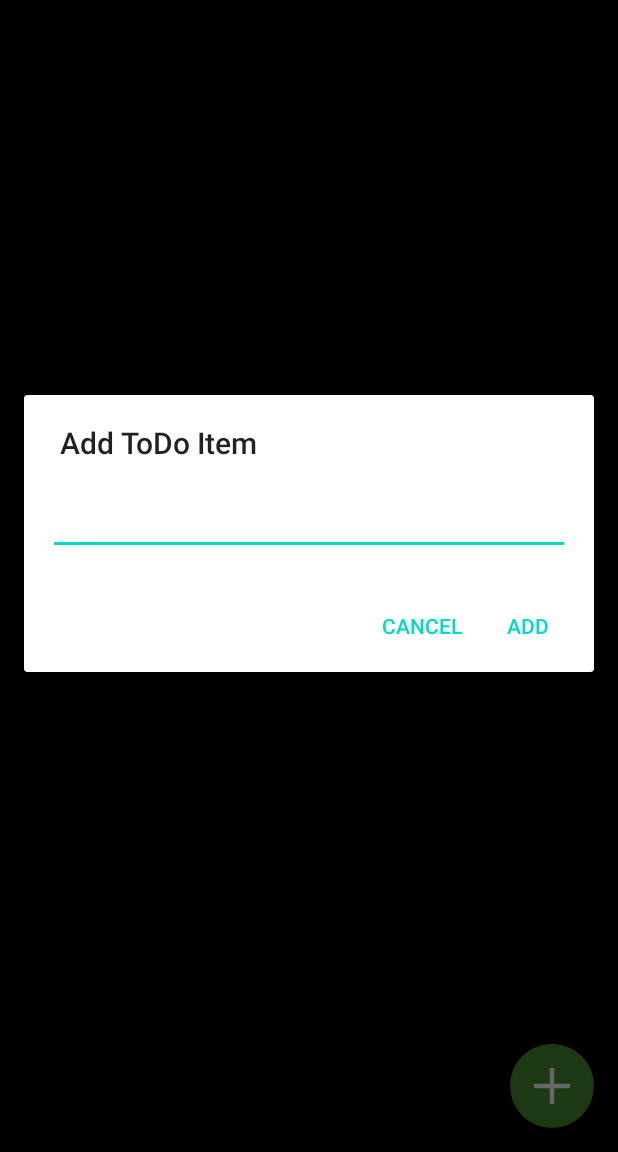
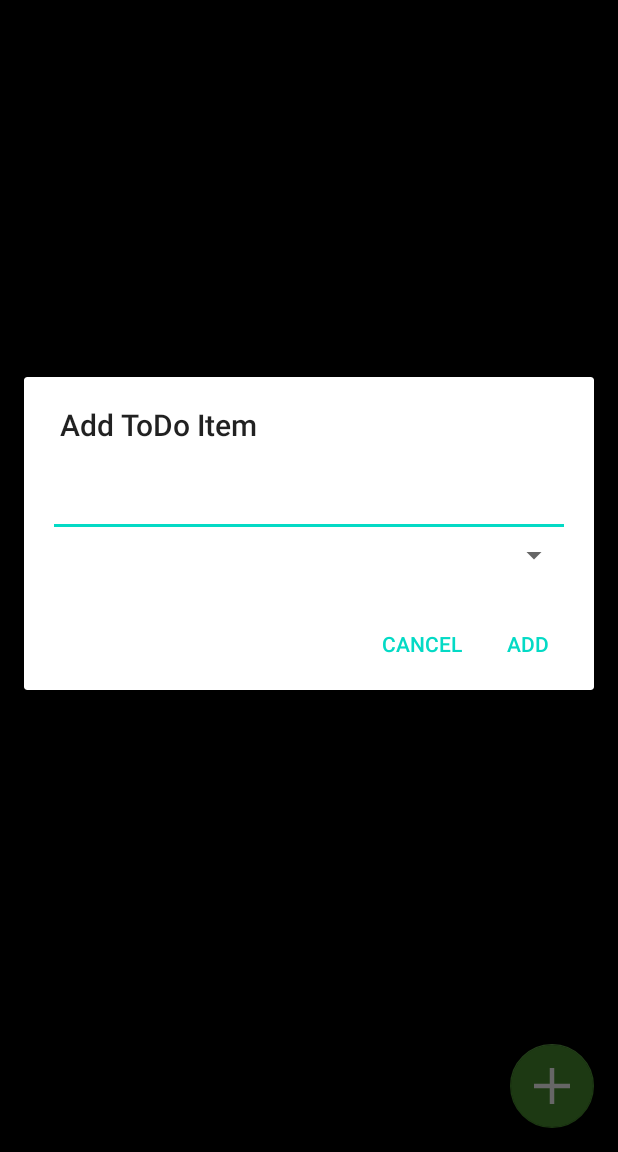
Before and after one commit to sfoust1/ShoppingList, an Android app: the ItemActivity screen opened directly, with no data from a screen before it, after a tap on an icon or button, on a phone screen of 412 x 824 dp, the part 84-1236 px from its top. Run offline under Robolectric (Android 15) with nearby library versions, the phone set to English and light mode, and no system bars.

Commit message:
Decoupled Adapters
-Decoupled adapters from the ItemActivity to follow a better design pattern.
-Started the beginnings of an Aisle situation.

```diff
--- a/app/src/main/java/com/projects/ShoppingList/MainActivity.kt
+++ b/app/src/main/java/com/projects/shoppingList/MainActivity.kt
@@ -1,4 +1,4 @@
-package com.projects.ShoppingList
+package com.projects.shoppingList
 
 import android.content.Intent
 import androidx.appcompat.app.AppCompatActivity
--- a/app/src/main/java/com/projects/ShoppingList/Model/Const.kt
+++ b/app/src/main/java/com/projects/shoppingList/Model/Const.kt
@@ -1,4 +1,4 @@
-package com.projects.ShoppingList
+package com.projects.shoppingList
 
 const val DB_NAME = "TodoList"
 const val DB_VERSION = 1
@@ -10,7 +10,7 @@ const val COL_NAME = "name"
 
 const val TABLE_TODO_ITEM = "ToDoItem"
 const val COL_TODO_ID = "todoId"
-const val COL_IS_COMPLETED = "isCompleted"
+const val COL_ITEM_AISLE = "aisle"
 const val COL_ITEM_NAME = "itemName"
 
 const val INTENT_TODO_ID = "ToDoID"
--- /dev/null
+++ b/app/src/main/java/com/projects/shoppingList/View/itemActivity.kt
@@ -0,0 +1,174 @@
+package com.projects.shoppingList
+
+import android.annotation.SuppressLint
+import android.content.DialogInterface
+import android.os.Bundle
+import android.view.*
+import android.widget.EditText
+import android.widget.ImageView
+import android.widget.Spinner
+import android.widget.TextView
+import androidx.appcompat.app.AlertDialog
+import androidx.appcompat.app.AppCompatActivity
+import androidx.recyclerview.widget.LinearLayoutManager
+import androidx.recyclerview.widget.RecyclerView
+import com.projects.shoppingList.Adapters.DoneItemAdapter
+import com.projects.shoppingList.Adapters.ItemAdapter
+import com.projects.shoppingList.Model.ToDoItem
+import kotlinx.android.synthetic.main.activity_item.*
+import java.util.*
+
+class ItemActivity : AppCompatActivity() {
+
+    lateinit var dbHandler: DBHandler
+    private var todoId: Long = -1
+
+    var list: MutableList<ToDoItem>? = null
+    var doneList: MutableList<ToDoItem> = ArrayList()
+    var adapter: ItemAdapter? = null
+    var doneAdapter: DoneItemAdapter? = null
+    var boolean = true
+
+    @SuppressLint("InflateParams")
+    override fun onCreate(savedInstanceState: Bundle?) {
+        super.onCreate(savedInstanceState)
+        // Set View
+        setContentView(R.layout.activity_item)
+        // Set Action Bar
+        setSupportActionBar(item_toolbar)
+        supportActionBar?.setDisplayHomeAsUpEnabled(true)
+
+        // Set DB Depth Handler
+        todoId = intent.getLongExtra(INTENT_TODO_ID, -1)
+        dbHandler = DBHandler(this)
+
+        // Set layouts manager to allow handling here
+        rv_item.layoutManager = LinearLayoutManager(this)
+        rv_done_item.layoutManager = LinearLayoutManager(this)
+
+        // Handle Deleted List Slide View
+        button.setOnClickListener {
+            // Slide the deleted list into view
+            if (boolean) {
+                // Change the text to show the user where they are at
+                button.text = "Hide List"
+                // Move the button to the same height as the done item list
+                button.animate().translationY(-(rv_done_item.height).toFloat())
+                // Put the bottom of the done item list back at the bottom of the screen
+                rv_done_item.animate().translationY((0).toFloat())
+                // Remove Fab
+                fab_item.visibility = View.GONE
+                // Direct Next Interaction with button click listener
+                boolean = false
+            }
+            // Remove the list from view
+            else {
+                // Change the text to show the user where they are at
+                button.text = "Crossed Off List"
+                // Set button back to bottom of view
+                button.animate().translationY((0).toFloat())
+                // Place top of done item list onto the bottom of the view
+                rv_done_item.animate().translationY((rv_done_item.height).toFloat())
+                // Bring back fab
+                fab_item.visibility = View.VISIBLE
+                // Direct Next Interaction with button click listener
+                boolean = true
+            }
+        }
+        // Button made for adding items
+        fab_item.setOnClickListener {
+            // Initialize pop up dialog
+            val dialog = AlertDialog.Builder(this)
+            dialog.setTitle("Add ToDo Item")
+            // Set dialog view
+            val view = layoutInflater.inflate(R.layout.dialog_dashboard, null)
+            dialog.setView(view)
+            // Get the text in the text field
+            val toDoName = view.findViewById<EditText>(R.id.ev_todo)
+            val aisleSpinner: Spinner = view.findViewById(R.id.spinner)
+            // Set which button is the affirmation button in the dialog_dashboard
+            dialog.setPositiveButton("Add") { _: DialogInterface, _: Int ->
+                // If text field is empty, do nothing
+                if (toDoName.text.isNotEmpty()) {
+                    // Create and add toDoItem
+                    val item = ToDoItem()
+                    item.itemName = toDoName.text.toString()
+                    item.toDoId = todoId
+                    item.aisle = aisleSpinner.selectedItemId.toInt()
+                    dbHandler.addToDoItem(item)
+                    refreshList()
+                }
+            }
+            // Set which button is the cancel button in the dialog_dashboard
+            dialog.setNegativeButton("Cancel") { _: DialogInterface, _: Int -> }
+            // Show the pop-up
+            dialog.show()
+        }
+    }
+
+    // Update toDoItem in view
+    @SuppressLint("InflateParams")
+    fun updateItem(item: ToDoItem) {
+        // Initialize pop up dialog
+        val dialog = AlertDialog.Builder(this)
+        dialog.setTitle("Update ToDo Item")
+        // Set dialog view
+        val view = layoutInflater.inflate(R.layout.dialog_dashboard, null)
+        dialog.setView(view)
+        // Get the text from the dialog view text field
+        val toDoName = view.findViewById<EditText>(R.id.ev_todo)
+        val aisleSpinner: Spinner = view.findViewById(R.id.spinner)
+        // Set the initial toDoItem text into the text field
+        toDoName.setText(item.itemName)
+        // Set which button is the affirmation button in the dialog_dashboard
+        dialog.setPositiveButton("Update") { _: DialogInterface, _: Int ->
+            if (toDoName.text.isNotEmpty()) {
+                // Build the toDoItem
+                item.itemName = toDoName.text.toString()
+                item.toDoId = todoId
+                item.aisle = aisleSpinner.selectedItemId.toInt()
+                dbHandler.updateToDoItem(item)
+                refreshList()
+            }
+        }
+        // Set which button is the cancel button in the dialog_dashboard
+        dialog.setNegativeButton("Cancel") { _: DialogInterface, _: Int -> }
+        // Show the pop-up
+        dialog.show()
+    }
+
+    // Start the View
+    override fun onResume() {
+        refreshList()
+        super.onResume()
+    }
+
+    /**
+     * Keep the done list down while needed.
+     * Update the active list.
+     * Set the adapters.
+     */
+    fun refreshList() {
+        // Keep the done item list off of the screen unless done list is meant to be displayed
+        if (boolean) rv_done_item.animate().translationY((rv_done_item.height).toFloat())
+        // Get current active list from database
+        list = dbHandler.getToDoItems(todoId)
+
+        // Set the adapters
+        adapter = ItemAdapter(this, list!!)
+        doneAdapter = DoneItemAdapter(this, doneList)
+        rv_item.adapter = adapter
+        rv_done_item.adapter = doneAdapter
+    }
+
+    override fun onOptionsItemSelected(item: MenuItem): Boolean {
+        return if (item.itemId == android.R.id.home) {
+            finish()
+            true
+        } else
+            super.onOptionsItemSelected(item)
+    }
+}
+    ////////////////////////////////////////////////////////////////////////////////////////////////
+    //////////////////////////         Adapters           //////////////////////////////////////////
+    ////////////////////////////////////////////////////////////////////////////////////////////////
--- a/app/src/main/res/layout/dialog_dashboard.xml
+++ b/app/src/main/res/layout/dialog_dashboard.xml
@@ -10,4 +10,10 @@
         android:layout_width="match_parent"
         android:layout_height="wrap_content"/>
 
+    <Spinner
+        android:id="@+id/spinner"
+        android:layout_width="match_parent"
+        android:layout_height="wrap_content"
+        android:layout_below="@id/ev_todo"/>
+
 </RelativeLayout>
--- a/build.gradle
+++ b/build.gradle
@@ -2,6 +2,7 @@
 
 buildscript {
     ext.kotlin_version = '1.3.61'
+    ext.objectboxVersion = '2.5.0'
     repositories {
         google()
         jcenter()
@@ -10,6 +11,7 @@ buildscript {
     dependencies {
         classpath 'com.android.tools.build:gradle:3.6.0-rc01'
         classpath "org.jetbrains.kotlin:kotlin-gradle-plugin:$kotlin_version"
+        classpath "io.objectbox:objectbox-gradle-plugin:$objectboxVersion"
 
         // NOTE: Do not place your application dependencies here; they belong
         // in the individual module build.gradle files
```
Also changed, not shown: app/build.gradle (+6 -1 lines), app/src/main/AndroidManifest.xml (+4 -4 lines), app/src/main/java/com/projects/ShoppingList/Model/ToDo.kt (deleted, +0 -8 lines), app/src/main/java/com/projects/ShoppingList/Model/ToDoItem.kt (deleted, +0 -11 lines), app/src/main/java/com/projects/ShoppingList/View/itemActivity.kt (deleted, +0 -286 lines), app/src/main/java/com/projects/shoppingList/Adapters/DoneItemAdapter.kt (added, +73 -0 lines), app/src/main/java/com/projects/shoppingList/Adapters/ItemAdapter.kt (added, +73 -0 lines), app/src/main/java/com/projects/shoppingList/Controller/DBHandler.kt (renamed from app/src/main/java/com/projects/ShoppingList/Controller/DBHandler.kt, +9 -9 lines), app/src/main/java/com/projects/shoppingList/Model/ToDo.kt (added, +11 -0 lines), app/src/main/java/com/projects/shoppingList/Model/ToDoItem.kt (added, +14 -0 lines), app/src/main/java/com/projects/shoppingList/View/DashboardActivity.kt (renamed from app/src/main/java/com/projects/ShoppingList/View/DashboardActivity.kt, +4 -4 lines), app/src/main/res/layout/rv_child_item.xml (+9 -0 lines).
